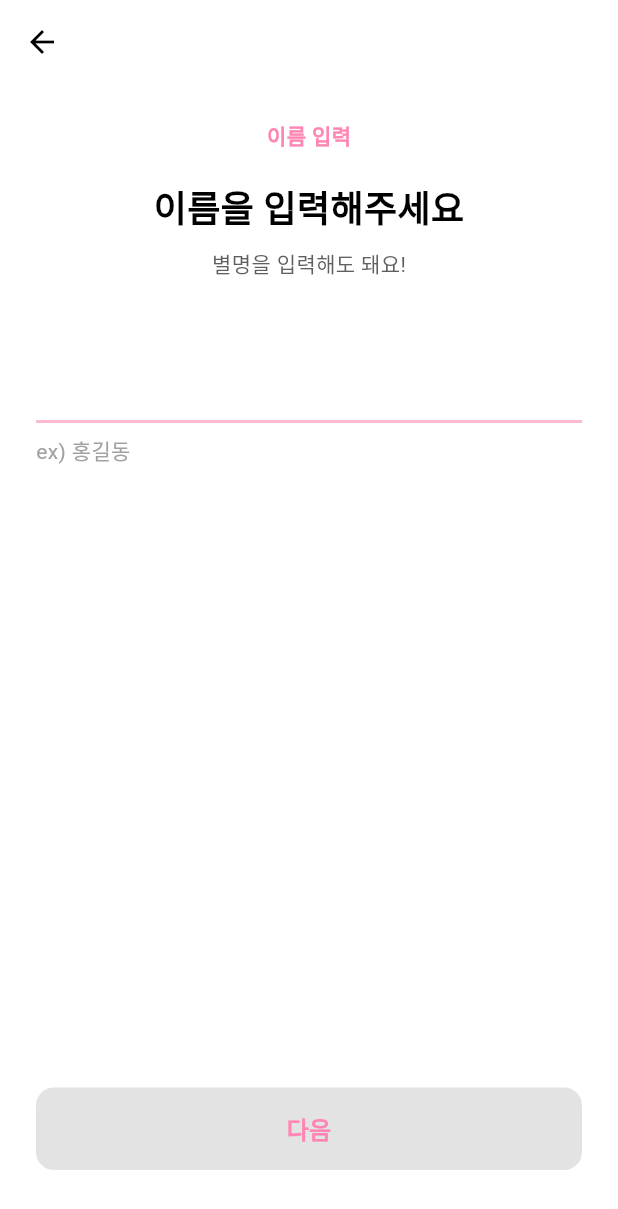
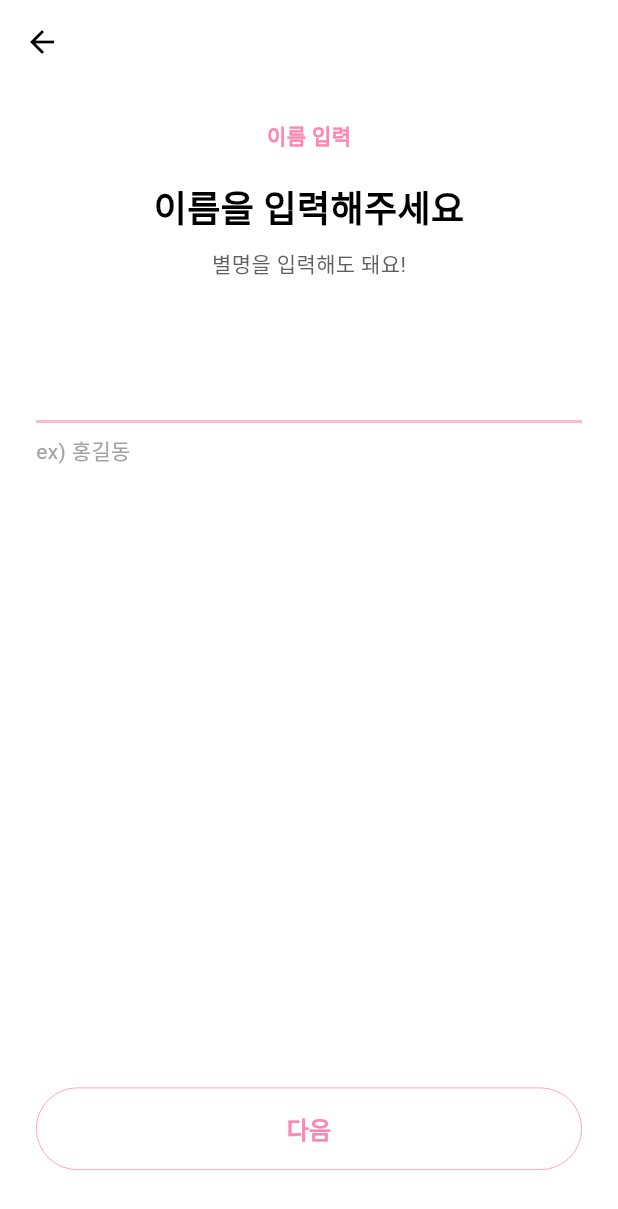
Before and after one commit to jungwonchae/moya, a Flutter app: the InputInfoNameScreen screen opened by its route, on a phone screen of 412 x 824 dp. Shown: the top 1209 px of the screen. Run offline on Flutter 3.47's test engine with Material 3 defaults, Android fonts, the phone set to English and light mode, and no system bars; our stand-ins replace flutter_bluetooth_serial, get, permission_handler, shared_preferences; accounts and stored records are empty; project files that could hold a hidden picture were left out.

Commit message:
버튼 수정

```diff
--- a/lib/screens/input_info/input_info_name_screen.dart
+++ b/lib/screens/input_info/input_info_name_screen.dart
@@ -1,5 +1,6 @@
 import 'package:flutter/material.dart';
 import 'package:moya_app/themes/colortheme.dart';  // mainColor 가져오기
+import 'package:moya_app/widgets/confirm_button.dart';
 
 class InputInfoNameScreen extends StatefulWidget {
   @override
@@ -96,31 +97,10 @@ class _InputInfoNameScreenState extends State<InputInfoNameScreen> {
             Spacer(),
 
             // 다음 버튼
-            Container(
-              width: double.infinity,
-              child: ElevatedButton(
-                onPressed: nameController.text.isNotEmpty
-                  ? () => Navigator.pushNamed(context, '/input_nick')
-                  : null,
-                style: ElevatedButton.styleFrom(
-                  backgroundColor: nameController.text.isNotEmpty
-                    ? ColorTheme.subColor
-                    : Colors.white,
-                  padding: EdgeInsets.symmetric(vertical: 16),
-                  shape: RoundedRectangleBorder(
-                    borderRadius: BorderRadius.circular(12),
-                  ),
-                  elevation: 0,
-                ),
-                child: Text(
-                  '다음',
-                  style: TextStyle(
-                    fontSize: 16,
-                    fontWeight: FontWeight.w600,
-                    color: Color(0xFFFF85B4),
-                  ),
-                ),
-              ),
+            ConfirmButton(
+              text: '다음',
+              isEnabled: nameController.text.trim().isNotEmpty,
+              onPressed: () => Navigator.pushNamed(context, '/input_nick'),
             ),
 
             SizedBox(height: 20),
--- /dev/null
+++ b/lib/widgets/confirm_button.dart
@@ -0,0 +1,70 @@
+import 'package:flutter/material.dart';
+import 'package:moya_app/themes/colortheme.dart';
+
+class ConfirmButton extends StatelessWidget {
+  final String text;
+  final VoidCallback? onPressed;
+  final bool isEnabled;
+
+  const ConfirmButton({
+    Key? key,
+    required this.text,
+    required this.onPressed,
+    this.isEnabled = true,
+  }) : super(key: key);
+
+  @override
+  Widget build(BuildContext context) {
+    return SizedBox(
+      width: double.infinity,
+      child: ElevatedButton(
+        onPressed: isEnabled ? onPressed : null,
+        style: ButtonStyle(
+          backgroundColor: MaterialStateProperty.resolveWith((states) {
+            if (states.contains(MaterialState.disabled)) {
+              return Colors.white;
+            }
+            return ColorTheme.subColor;
+          }),
+          foregroundColor: MaterialStateProperty.resolveWith((states) {
+            if (states.contains(MaterialState.disabled)) {
+              return ColorTheme.subColor;
+            }
+            return Colors.white;
+          }),
+          side: MaterialStateProperty.resolveWith((states) {
+            if (states.contains(MaterialState.disabled)) {
+              return BorderSide(color: ColorTheme.subColor, width: 0.5); // ✅ 테두리 두께 0.5
+            }
+            return const BorderSide(color: Colors.transparent, width: 0.5); // ✅ 일관성 있게 유지
+          }),
+          shape: MaterialStateProperty.all(
+            RoundedRectangleBorder(
+              borderRadius: BorderRadius.circular(50), // ✅ radius 50
+            ),
+          ),
+          shadowColor: MaterialStateProperty.resolveWith((states) {
+            if (states.contains(MaterialState.disabled)) {
+              return Colors.transparent;
+            }
+            return ColorTheme.shadow;
+          }),
+          elevation: MaterialStateProperty.resolveWith((states) {
+            if (states.contains(MaterialState.disabled)) return 0;
+            return 6;
+          }),
+          padding: MaterialStateProperty.all(
+            const EdgeInsets.symmetric(vertical: 16),
+          ),
+        ),
+        child: Text(
+          text,
+          style: const TextStyle(
+            fontSize: 16,
+            fontWeight: FontWeight.w600,
+          ),
+        ),
+      ),
+    );
+  }
+}
```
